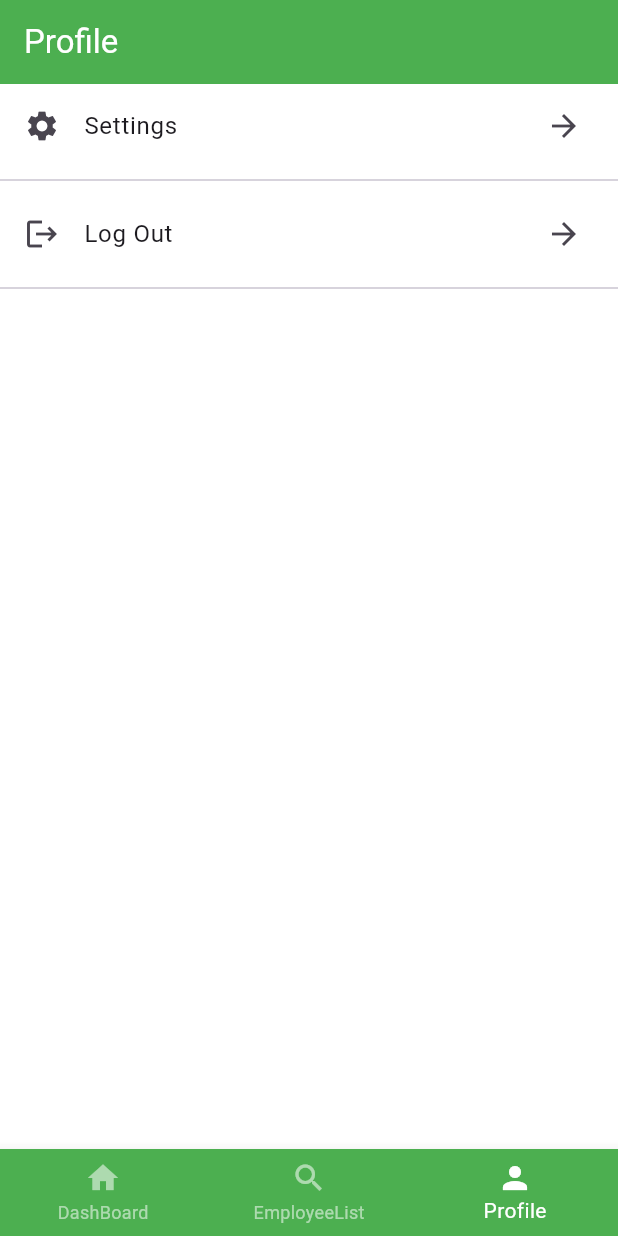
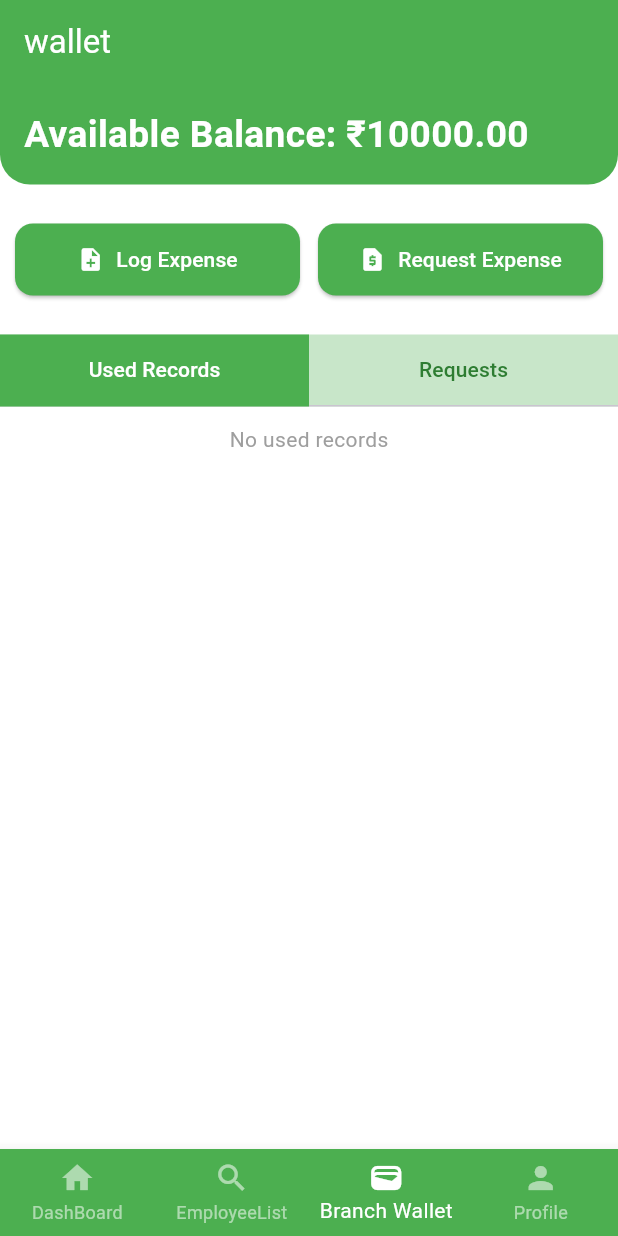
Before and after one commit to invins2003/HRM, a Flutter app: the Mainscreen screen opened by its route, item 3 of the bottom bar chosen, on a phone screen of 412 x 824 dp. Run offline on Flutter 3.47's test engine with Material 3 defaults, Android fonts, the light colour scheme and no system bars; our stand-ins replace fluttertoast, get, local_auth, logger, shared_preferences; accounts and stored records are empty; network calls fail.

Commit message:
task:   - expense UI completed.   - table added

```diff
--- a/lib/module/MainScreen/MainScreen.dart
+++ b/lib/module/MainScreen/MainScreen.dart
@@ -1,4 +1,5 @@
 import 'package:erp_admin/module/Profile/Screens/ProfileScreen.dart';
+import 'package:erp_admin/module/expense/screens/expense_screen.dart';
 import 'package:flutter/material.dart';
 
 import '../DashBoard/Screens/DashBoardScreen.dart';
@@ -31,7 +32,7 @@ class _MainscreenState extends State<Mainscreen> {
     }
   }
 
-  final List<String> _screenTitles = ['DashBoard', 'EmployeeList', 'Profile'];
+  final List<String> _screenTitles = ['DashBoard', 'EmployeeList','wallet', 'Profile'];
 
   Widget _buildOffstageNavigator(int index) {
     return Offstage(
@@ -48,8 +49,11 @@ class _MainscreenState extends State<Mainscreen> {
               page = EmployeeScreen();
               break;
             case 2:
-              page = ProfileScreen();
+              page = ExpenseScreen();
               break;
+            case 3:
+             page = ProfileScreen();
+             break;
             default:
               page = Dashboardscreen();
           }
@@ -107,6 +111,7 @@ class _MainscreenState extends State<Mainscreen> {
               icon: Icon(Icons.search),
               label: 'EmployeeList',
             ),
+              BottomNavigationBarItem(icon: Icon(Icons.wallet_rounded),label: "Branch Wallet"),
             BottomNavigationBarItem(icon: Icon(Icons.person), label: 'Profile'),
           ],
         ),
--- /dev/null
+++ b/lib/module/expense/screens/expense_screen.dart
@@ -0,0 +1,363 @@
+import 'package:flutter/material.dart';
+
+class ExpenseScreen extends StatefulWidget {
+  const ExpenseScreen({super.key});
+
+  @override
+  State<ExpenseScreen> createState() => _ExpenseScreenState();
+}
+
+class _ExpenseScreenState extends State<ExpenseScreen>
+    with SingleTickerProviderStateMixin {
+  double totalAvailable = 10000.0; // initial amount
+  final List<Map<String, dynamic>> expenseUsed = [];
+  final List<Map<String, dynamic>> expenseRequests = [];
+
+  late TabController _tabController;
+
+  @override
+  void initState() {
+    super.initState();
+    _tabController = TabController(length: 2, vsync: this);
+  }
+
+  /// Expense Used Reason Dialog
+  void showUsedReasonDialog() {
+    final TextEditingController amountController = TextEditingController();
+    final TextEditingController reasonController = TextEditingController();
+
+    showDialog(
+      context: context,
+      builder: (context) => AlertDialog(
+        shape: RoundedRectangleBorder(borderRadius: BorderRadius.circular(15)),
+        title: const Text("Log Expense Used",
+            style: TextStyle(color: Colors.green, fontWeight: FontWeight.bold)),
+        content: Column(
+          mainAxisSize: MainAxisSize.min,
+          children: [
+            TextField(
+              controller: amountController,
+              keyboardType: TextInputType.number,
+              decoration: const InputDecoration(
+                prefixIcon: Icon(Icons.currency_rupee, color: Colors.green),
+                labelText: "Amount",
+                border: OutlineInputBorder(),
+              ),
+            ),
+            const SizedBox(height: 12),
+            TextField(
+              controller: reasonController,
+              decoration: const InputDecoration(
+                prefixIcon: Icon(Icons.note_alt, color: Colors.green),
+                labelText: "Reason",
+                border: OutlineInputBorder(),
+              ),
+            ),
+          ],
+        ),
+        actions: [
+          TextButton(
+            onPressed: () => Navigator.pop(context),
+            child: const Text("Cancel", style: TextStyle(color: Colors.green)),
+          ),
+          ElevatedButton(
+            style: ElevatedButton.styleFrom(
+              backgroundColor: Colors.green,
+              shape: RoundedRectangleBorder(
+                  borderRadius: BorderRadius.circular(8)),
+            ),
+            onPressed: () {
+              if (amountController.text.isNotEmpty &&
+                  reasonController.text.isNotEmpty) {
+                double spentAmount = double.parse(amountController.text);
+                if (spentAmount > totalAvailable) {
+                  // cannot spend more than available
+                  ScaffoldMessenger.of(context).showSnackBar(
+                    const SnackBar(
+                      content: Text("Insufficient balance!"),
+                      backgroundColor: Colors.red,
+                    ),
+                  );
+                  return;
+                }
+
+                setState(() {
+                  totalAvailable -= spentAmount; // subtract from available
+                  expenseUsed.add({
+                    "amount": spentAmount,
+                    "reason": reasonController.text,
+                  });
+                });
+                Navigator.pop(context);
+              }
+            },
+            child: const Text("Save"),
+          ),
+        ],
+      ),
+    );
+  }
+
+  /// Expense Request Dialog
+  void showRequestDialog() {
+    final TextEditingController amountController = TextEditingController();
+    final TextEditingController purposeController = TextEditingController();
+
+    showDialog(
+      context: context,
+      builder: (context) => AlertDialog(
+        shape: RoundedRectangleBorder(borderRadius: BorderRadius.circular(15)),
+        title: const Text("Request Expense",
+            style: TextStyle(color: Colors.green, fontWeight: FontWeight.bold)),
+        content: Column(
+          mainAxisSize: MainAxisSize.min,
+          children: [
+            TextField(
+              controller: amountController,
+              keyboardType: TextInputType.number,
+              decoration: const InputDecoration(
+                prefixIcon: Icon(Icons.currency_rupee, color: Colors.green),
+                labelText: "Requested Amount",
+                border: OutlineInputBorder(),
+              ),
+            ),
+            const SizedBox(height: 12),
+            TextField(
+              controller: purposeController,
+              decoration: const InputDecoration(
+                prefixIcon: Icon(Icons.assignment, color: Colors.green),
+                labelText: "Purpose",
+                border: OutlineInputBorder(),
+              ),
+            ),
+          ],
+        ),
+        actions: [
+          TextButton(
+            onPressed: () => Navigator.pop(context),
+            child: const Text("Cancel", style: TextStyle(color: Colors.green)),
+          ),
+          ElevatedButton(
+            style: ElevatedButton.styleFrom(
+              backgroundColor: Colors.green,
+              shape: RoundedRectangleBorder(
+                  borderRadius: BorderRadius.circular(8)),
+            ),
+            onPressed: () {
+              if (amountController.text.isNotEmpty &&
+                  purposeController.text.isNotEmpty) {
+                setState(() {
+                  expenseRequests.add({
+                    "amount": double.parse(amountController.text),
+                    "purpose": purposeController.text,
+                    "status": "Pending"
+                  });
+                });
+                Navigator.pop(context);
+              }
+            },
+            child: const Text("Submit"),
+          ),
+        ],
+      ),
+    );
+  }
+
+  @override
+  Widget build(BuildContext context) {
+    double width = MediaQuery.of(context).size.width;
+
+    return Scaffold(
+      backgroundColor: Colors.white,
+      body: SafeArea(
+        child: Column(
+          children: [
+            /// Total Available Amount
+            Container(
+              width: double.infinity,
+              padding: const EdgeInsets.all(16),
+              decoration: const BoxDecoration(
+                color: Colors.green,
+                borderRadius: BorderRadius.only(
+                  bottomLeft: Radius.circular(20),
+                  bottomRight: Radius.circular(20),
+                ),
+              ),
+              child: Text(
+                "Available Balance: ₹${totalAvailable.toStringAsFixed(2)}",
+                style: TextStyle(
+                  fontSize: width * 0.06,
+                  fontWeight: FontWeight.bold,
+                  color: Colors.white,
+                ),
+              ),
+            ),
+            const SizedBox(height: 16),
+
+            /// Action Buttons
+            Padding(
+              padding: EdgeInsets.all(10),
+              child: Row(
+
+                children: [
+                  Expanded(
+                    child: ElevatedButton.icon(
+                      icon: const Icon(Icons.note_add, color: Colors.white),
+                      style: ElevatedButton.styleFrom(
+                        backgroundColor: Colors.green,
+                        padding: const EdgeInsets.symmetric(vertical: 14),
+                        shape: RoundedRectangleBorder(
+                            borderRadius: BorderRadius.circular(12)),
+                      ),
+                      onPressed: showUsedReasonDialog,
+                      label: const Text("Log Expense",
+                          style: TextStyle(color: Colors.white)),
+                    ),
+                  ),
+                  const SizedBox(width: 12),
+                  Expanded(
+                    child: ElevatedButton.icon(
+                      icon:
+                          const Icon(Icons.request_page, color: Colors.white),
+                      style: ElevatedButton.styleFrom(
+                        backgroundColor: Colors.green,
+                        padding: const EdgeInsets.symmetric(vertical: 14),
+                        shape: RoundedRectangleBorder(
+                            borderRadius: BorderRadius.circular(12)),
+                      ),
+                      onPressed: showRequestDialog,
+                      label: const Text("Request Expense",
+                          style: TextStyle(color: Colors.white)),
+                    ),
+                  ),
+                ],
+              ),
+            ),
+            const SizedBox(height: 16),
+
+            /// Tabs
+            Container(
+  color: Colors.green.shade100,
+  child: TabBar(
+    controller: _tabController,
+    labelColor: Colors.white,
+    unselectedLabelColor: Colors.green.shade800,
+    indicator: BoxDecoration(
+      color: Colors.green,
+      // optionally round corners
+    ),
+    indicatorSize: TabBarIndicatorSize.tab, // makes indicator full-width
+    tabs: const [
+      Tab(text: "Used Records"),
+      Tab(text: "Requests"),
+    ],
+  ),
+),
+            const SizedBox(height: 12),
+
+            /// Tab Content with DataTable
+            Expanded(
+              child: TabBarView(
+                controller: _tabController,
+                children: [
+                  /// Tab 1: Expense Used Records
+                  SingleChildScrollView(
+                    // padding: const EdgeInsets.all(12),
+                    scrollDirection: Axis.vertical,
+                    child: expenseUsed.isEmpty
+                        ? Expanded(
+                          child: const Center(
+                              child: Text("No used records",
+                                  style: TextStyle(color: Colors.grey))),
+                        )
+                        : DataTable(
+
+                            // columnSpacing: 20,
+                            border: TableBorder.all(),
+                            headingRowColor: MaterialStateColor.resolveWith(
+                                (states) => Colors.green.shade200),
+                            columns: const [
+                              DataColumn(
+                                headingRowAlignment: MainAxisAlignment.center,
+                                  label: Center(
+                                    child: Text('Amount',
+                                    textAlign: TextAlign.center,
+                                        style: TextStyle(
+                                            fontWeight: FontWeight.bold)),
+                                  )),
+                              DataColumn(
+                                headingRowAlignment: MainAxisAlignment.center,
+                                  label: Center(
+                                    child: Text('Reason',
+                                    textAlign: TextAlign.center,
+                                        style: TextStyle(
+
+                                            fontWeight: FontWeight.bold)),
+                                  )),
+                            ],
+                            rows: expenseUsed
+                                .map((record) => DataRow(cells: [
+                                      DataCell(Center(
+                                        child: Text("₹${record['amount']}",
+                                            style: const TextStyle(
+                                                color: Colors.green,
+                                                fontWeight: FontWeight.bold)),
+                                      )),
+                                      DataCell(Center(child: Text(record['reason']))),
+                                    ]))
+                                .toList(),
+                          ),
+                  ),
+
+                  /// Tab 2: Expense Requests
+                  SingleChildScrollView(
+                    scrollDirection: Axis.vertical,
+                    child: expenseRequests.isEmpty
+                        ? const Center(
+                            child: Text("No requests yet",
+                                style: TextStyle(color: Colors.grey)))
+                        : DataTable(
+                          border: TableBorder.all(),
+                            columnSpacing: 20,
+                            headingRowColor: MaterialStateColor.resolveWith(
+                                (states) => Colors.green.shade200),
+                            columns: const [
+                              DataColumn(
+                                headingRowAlignment: MainAxisAlignment.center,
+                                  label: Text('Amount',
+                                      style: TextStyle(
+                                          fontWeight: FontWeight.bold))),
+                              DataColumn(
+                                headingRowAlignment: MainAxisAlignment.center,
+                                  label: Text('Purpose',
+                                      style: TextStyle(
+                                          fontWeight: FontWeight.bold))),
+                              DataColumn(
+                                headingRowAlignment: MainAxisAlignment.center,
+                                  label: Text('Status',
+                                      style: TextStyle(
+                                          fontWeight: FontWeight.bold))),
+                            ],
+                            rows: expenseRequests
+                                .map((request) => DataRow(cells: [
+                                      DataCell(Center(
+                                        child: Text("₹${request['amount']}",
+                                            style: const TextStyle(
+                                                color: Colors.green,
+                                                fontWeight: FontWeight.bold)),
+                                      )),
+                                      DataCell(Center(child: Text(request['purpose']))),
+                                      DataCell(Center(child: Text(request['status']))),
+                                    ]))
+                                .toList(),
+                          ),
+                  ),
+                ],
+              ),
+            ),
+          ],
+        ),
+      ),
+    );
+  }
+}
```
Also changed, not shown: lib/module/DashBoard/Screens/DashBoardScreen.dart (+0 -145 lines).
